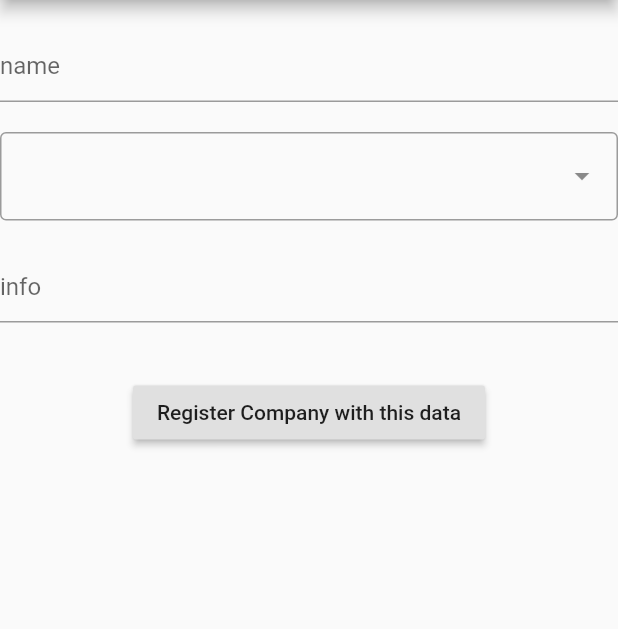
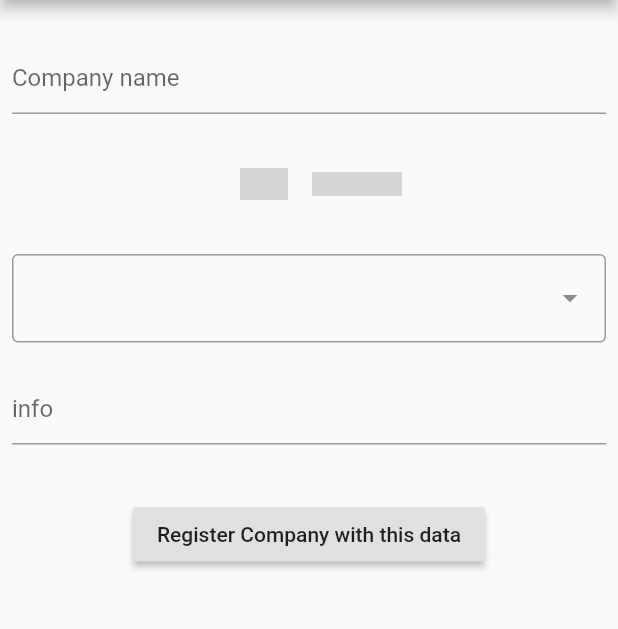
Before and after one commit to kfranic1/Rankless, a Flutter app: the CreateCompany screen opened directly with empty values, on a phone screen of 412 x 824 dp, the part 84-713 px from its top. Run offline on Flutter 3.47's test engine with Material 2 defaults, Android fonts, the light colour scheme and no system bars; drawn by our look-alikes of country_code_picker, dropdown_search; our stand-ins replace cloud_firestore, firebase_auth, firebase_core; missing offline and left inert: customtogglebuttons, searchable_dropdown; accounts and stored records are empty; network calls fail; grey boxes are pictures that could not be loaded.

```diff
--- a/lib/Company.dart
+++ b/lib/Company.dart
@@ -9,22 +9,25 @@ class Company {
   String industry;
   //SLIKA
   String description;
-  List<Employee> employees;
+  String country;
+  List<Employee> employees = List<Employee>();
   //List<Survey> surveys;
-  List<Post> posts;
-  List<String> roles;
+  List<Post> posts = List<Post>();
+  List<String> roles = List<String>();
   Employee me;
 
   CollectionReference companiesCollection =
       FirebaseFirestore.instance.collection('companies');
 
-  Company(
-      {this.uid,
-      this.name,
-      this.industry,
-      this.employees,
-      this.description,
-      this.me});
+  Company({
+    this.uid,
+    this.name,
+    this.industry,
+    this.employees,
+    this.description,
+    this.me,
+    this.country,
+  });
 
   Future createCompany() async {
     this.roles.add('admin');
@@ -36,6 +39,7 @@ class Company {
       'employees': employeeUids,
       'description': this.description,
       'roles': this.roles,
+      'country': this.country,
     }).then((value) => print('done'));
     this.uid = ref.id;
     return this;
@@ -61,12 +65,13 @@ class Company {
     this.description = ref['description'];
     this.industry = ref['industry'];
     this.employees = (ref['employees'] as List<dynamic>);
+    this.country = ref['country'];
     if (this.employees != null)
       this.employees.map((e) => Employee(uid: e as String)).toList();
     return this;
   }
 
   Future getEmployees() async {
-    for (Employee e in employees) if (e.uid != me.uid) await e.getEmployee();
+    for (Employee e in employees) await e.getEmployee();
   }
 }
--- a/lib/CompanyHomeScreen.dart
+++ b/lib/CompanyHomeScreen.dart
@@ -1,10 +1,6 @@
 import 'package:flutter/material.dart';
-import 'package:provider/provider.dart';
-import 'package:rankless/createCompany.dart';
-import 'package:rankless/custom_app_bar.dart';
 
 import 'Company.dart';
-import 'Employee.dart';
 
 class CompanyHomeScreen extends StatefulWidget {
   final Company company;
--- a/lib/Employee.dart
+++ b/lib/Employee.dart
@@ -1,4 +1,3 @@
-import 'package:rankless/Company.dart';
 import 'package:cloud_firestore/cloud_firestore.dart';
 
 class Employee {
@@ -8,20 +7,21 @@ class Employee {
   String surname;
   String companyUid;
   String email;
-  List<String> roles;
+  List<String> roles = List<String>();
+  List<String> pendingSurveys = [];
   //List<Komentar> comments;
-  //List<Survey> surveys;
 
   CollectionReference userCollection =
       FirebaseFirestore.instance.collection('users');
 
-  Employee(
-      {this.anonymus,
-      this.uid,
-      this.name,
-      this.surname,
-      this.email,
-      this.roles,});
+  Employee({
+    this.anonymus,
+    this.uid,
+    this.name,
+    this.surname,
+    this.email,
+    this.roles,
+  });
 
   Future createEmployee() async {
     return await userCollection.doc(this.uid).set({
@@ -29,7 +29,8 @@ class Employee {
       'surname': this.surname,
       'email': this.email,
       'companyUid': null,
-      'roles': null,
+      'roles': this.roles,
+      'surveys': this.pendingSurveys,
     });
   }
 
@@ -63,12 +64,13 @@ class Employee {
   }
 
   Employee updateData(DocumentSnapshot ref) {
+    print('called');
     this.name = ref.data()['name'];
     this.surname = ref.data()['surname'];
     this.email = ref.data()['email'];
     this.companyUid = ref.data()['companyUid'];
-    this.roles = (ref.data()['roles'] as List<dynamic>);
-    if (this.roles != null) this.roles.map((e) => e.toString()).toList();
+    this.roles = List<String>.from(ref.data()['roles']);
+    this.pendingSurveys = List<String>.from(ref.data()['surveys']);
     return this;
   }
 }
--- a/lib/createCompany.dart
+++ b/lib/createCompany.dart
@@ -1,4 +1,5 @@
 import 'package:cloud_firestore/cloud_firestore.dart';
+import 'package:country_code_picker/country_code_picker.dart';
 import 'package:flutter/material.dart';
 import 'package:dropdown_search/dropdown_search.dart';
 import 'package:rankless/Company.dart';
@@ -20,6 +21,7 @@ class _CreateCompanyState extends State<CreateCompany> {
   String info = '';
   String error = '';
   String category = '';
+  String country = '';
   bool creating = false;
   List<String> categories;
 
@@ -30,8 +32,10 @@ class _CreateCompanyState extends State<CreateCompany> {
         title: Text("Rankless"),
       ),
       body: creating
-          ? CircularProgressIndicator()
+          ? Center(child: CircularProgressIndicator())
           : Center(
+              child: Padding(
+                padding: const EdgeInsets.all(8.0),
                 child: ListView(
                   children: [
                     Form(
@@ -44,11 +48,26 @@ class _CreateCompanyState extends State<CreateCompany> {
                           TextFormField(
                             initialValue: name,
                             validator: (value) {
-                            return value.isEmpty ? "Name can't be empty" : null;
+                              return value.isEmpty
+                                  ? "Name can't be empty"
+                                  : null;
                             },
-                          decoration: InputDecoration(hintText: 'name'),
+                            decoration:
+                                InputDecoration(hintText: 'Company name'),
                             onChanged: (value) {
                               setState(() => name = value);
+                            },
+                          ),
+                          SizedBox(
+                            height: 20,
+                          ),
+                          CountryCodePicker(
+                            showCountryOnly: true,
+                            showOnlyCountryWhenClosed: true,
+                            onChanged: (value) {
+                              setState(() {
+                                country = value.toCountryStringOnly();
+                              });
                             },
                           ),
                           SizedBox(
@@ -69,8 +88,8 @@ class _CreateCompanyState extends State<CreateCompany> {
                               categories.add('Other');
                               return DropdownSearch(
                                 hint: 'Category',
-                              dropdownSearchDecoration:
-                                  InputDecoration(border: OutlineInputBorder()),
+                                dropdownSearchDecoration: InputDecoration(
+                                    border: OutlineInputBorder()),
                                 searchDelay: Duration.zero,
                                 mode: Mode.MENU,
                                 showSearchBox: true,
@@ -121,6 +140,7 @@ class _CreateCompanyState extends State<CreateCompany> {
                   ],
                 ),
               ),
+            ),
     );
   }
 
@@ -129,7 +149,9 @@ class _CreateCompanyState extends State<CreateCompany> {
       name: this.name,
       industry: this.category,
       employees: [widget.employee],
-        description: this.info);
+      description: this.info,
+      country: this.country,
+    );
     dynamic result = await company.createCompany();
     if (result is String) {
       setState(() => error = result);
--- a/lib/register.dart
+++ b/lib/register.dart
@@ -1,8 +1,5 @@
 import 'package:flutter/material.dart';
-import 'package:rankless/Employee.dart';
 import 'package:rankless/auth.dart';
-
-import 'custom_app_bar.dart';
 
 class Register extends StatefulWidget {
   final Function toogleView;
```
Also changed, not shown: lib/EmployeeHomeScreen.dart (+30 -2 lines), lib/JoinCompany.dart (added, +112 -0 lines), lib/testing.dart (+1 -6 lines). Lines whose indentation alone changed are shown as unchanged.
